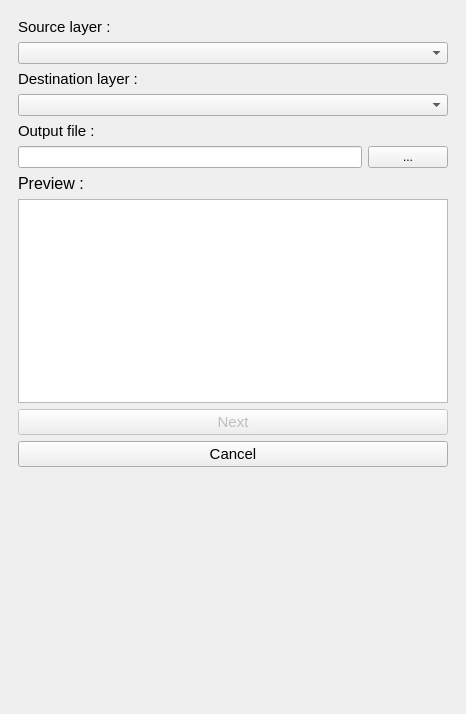
Old version of the form diagwayprojection/DiagwayProjection_dockwidget_base.ui in the repository StundFR/diagway.
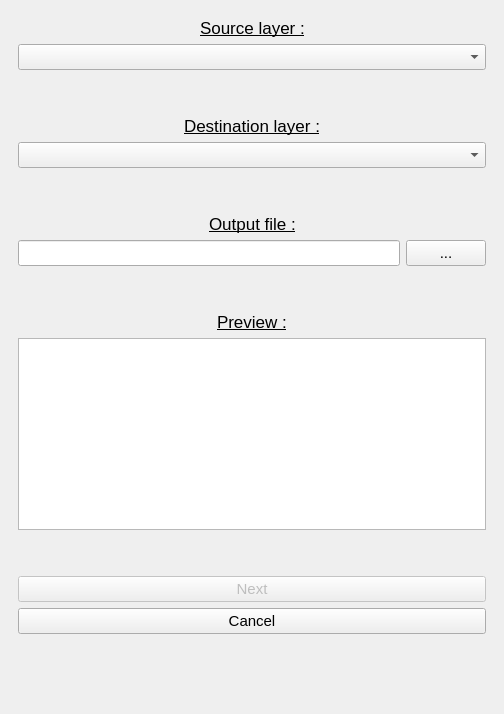
New version of the form. The open tabs and pages were chosen to show the change. Icons and pictures are not drawn. Custom widgets are drawn as their Qt base class.

Commit message: Espacement de l'interface

Patch:
```diff
--- a/diagwayprojection/DiagwayProjection_dockwidget_base.ui
+++ b/diagwayprojection/DiagwayProjection_dockwidget_base.ui
@@ -6,7 +6,7 @@
    <rect>
     <x>0</x>
     <y>0</y>
-    <width>466</width>
+    <width>504</width>
     <height>714</height>
    </rect>
   </property>
@@ -14,8 +14,8 @@
    <string>DiagwayProjection</string>
   </property>
   <widget class="QWidget" name="dockWidgetContents">
-   <layout class="QGridLayout" name="gridLayout">
-    <item row="0" column="0">
+   <layout class="QVBoxLayout" name="verticalLayout_3">
+    <item>
      <widget class="QStackedWidget" name="stackedWidget">
       <property name="maximumSize">
        <size>
@@ -349,14 +349,28 @@
        </layout>
       </widget>
       <widget class="QWidget" name="page_2_complete">
-       <layout class="QVBoxLayout" name="verticalLayout_9">
+       <layout class="QVBoxLayout" name="verticalLayout_4">
         <item>
          <layout class="QHBoxLayout" name="horizontalLayout_5">
+          <item>
+           <spacer name="horizontalSpacer_13">
+            <property name="orientation">
+             <enum>Qt::Horizontal</enum>
+            </property>
+            <property name="sizeHint" stdset="0">
+             <size>
+              <width>40</width>
+              <height>20</height>
+             </size>
+            </property>
+           </spacer>
+          </item>
           <item alignment="Qt::AlignLeft|Qt::AlignBottom">
            <widget class="QLabel" name="source_label_layers_complete">
             <property name="font">
              <font>
-              <pointsize>11</pointsize>
+              <pointsize>13</pointsize>
+              <underline>true</underline>
              </font>
             </property>
             <property name="text">
@@ -364,37 +378,67 @@
             </property>
            </widget>
           </item>
-          <item alignment="Qt::AlignRight|Qt::AlignBottom">
-           <widget class="QLabel" name="source_img_warning_complete">
-            <property name="maximumSize">
+          <item>
+           <spacer name="horizontalSpacer_14">
+            <property name="orientation">
+             <enum>Qt::Horizontal</enum>
+            </property>
+            <property name="sizeHint" stdset="0">
              <size>
-              <width>50</width>
-              <height>40</height>
+              <width>40</width>
+              <height>20</height>
              </size>
             </property>
-            <property name="text">
-             <string/>
-            </property>
-            <property name="pixmap">
-             <pixmap>img/warning.png</pixmap>
-            </property>
-            <property name="scaledContents">
-             <bool>true</bool>
-            </property>
-           </widget>
+           </spacer>
           </item>
          </layout>
         </item>
         <item>
-         <widget class="QgsMapLayerComboBox" name="source_comboBox_layers_complete"/>
+         <widget class="QgsMapLayerComboBox" name="source_comboBox_layers_complete">
+          <property name="font">
+           <font>
+            <pointsize>11</pointsize>
+           </font>
+          </property>
+         </widget>
+        </item>
+        <item>
+         <spacer name="verticalSpacer_11">
+          <property name="orientation">
+           <enum>Qt::Vertical</enum>
+          </property>
+          <property name="sizeType">
+           <enum>QSizePolicy::Minimum</enum>
+          </property>
+          <property name="sizeHint" stdset="0">
+           <size>
+            <width>20</width>
+            <height>40</height>
+           </size>
+          </property>
+         </spacer>
         </item>
         <item>
          <layout class="QHBoxLayout" name="horizontalLayout_6">
-          <item alignment="Qt::AlignLeft|Qt::AlignBottom">
+          <item>
+           <spacer name="horizontalSpacer_15">
+            <property name="orientation">
+             <enum>Qt::Horizontal</enum>
+            </property>
+            <property name="sizeHint" stdset="0">
+             <size>
+              <width>40</width>
+              <height>20</height>
+             </size>
+            </property>
+           </spacer>
+          </item>
+          <item>
            <widget class="QLabel" name="destination_label_layers_complete">
             <property name="font">
              <font>
-              <pointsize>11</pointsize>
+              <pointsize>13</pointsize>
+              <underline>true</underline>
              </font>
             </property>
             <property name="text">
@@ -402,49 +446,107 @@
             </property>
            </widget>
           </item>
-          <item alignment="Qt::AlignRight|Qt::AlignBottom">
-           <widget class="QLabel" name="destination_img_warning_complete">
-            <property name="maximumSize">
+          <item>
+           <spacer name="horizontalSpacer_16">
+            <property name="orientation">
+             <enum>Qt::Horizontal</enum>
+            </property>
+            <property name="sizeHint" stdset="0">
              <size>
-              <width>50</width>
-              <height>40</height>
+              <width>40</width>
+              <height>20</height>
              </size>
             </property>
-            <property name="text">
-             <string/>
-            </property>
-            <property name="pixmap">
-             <pixmap>img/warning.png</pixmap>
-            </property>
-            <property name="scaledContents">
-             <bool>true</bool>
-            </property>
-           </widget>
+           </spacer>
           </item>
          </layout>
         </item>
         <item>
-         <widget class="QgsMapLayerComboBox" name="destination_comboBox_layers_complete"/>
-        </item>
-        <item alignment="Qt::AlignLeft|Qt::AlignBottom">
-         <widget class="QLabel" name="label_file_complete">
+         <widget class="QgsMapLayerComboBox" name="destination_comboBox_layers_complete">
           <property name="font">
            <font>
             <pointsize>11</pointsize>
            </font>
           </property>
-          <property name="text">
-           <string>Output file :</string>
-          </property>
          </widget>
         </item>
+        <item>
+         <spacer name="verticalSpacer_12">
+          <property name="orientation">
+           <enum>Qt::Vertical</enum>
+          </property>
+          <property name="sizeType">
+           <enum>QSizePolicy::Minimum</enum>
+          </property>
+          <property name="sizeHint" stdset="0">
+           <size>
+            <width>20</width>
+            <height>40</height>
+           </size>
+          </property>
+         </spacer>
+        </item>
+        <item>
+         <layout class="QHBoxLayout" name="horizontalLayout_13">
+          <item>
+           <spacer name="horizontalSpacer_17">
+            <property name="orientation">
+             <enum>Qt::Horizontal</enum>
+            </property>
+            <property name="sizeHint" stdset="0">
+             <size>
+              <width>40</width>
+              <height>20</height>
+             </size>
+            </property>
+           </spacer>
+          </item>
+          <item>
+           <widget class="QLabel" name="label_file_complete">
+            <property name="font">
+             <font>
+              <pointsize>13</pointsize>
+              <underline>true</underline>
+             </font>
+            </property>
+            <property name="text">
+             <string>Output file :</string>
+            </property>
+           </widget>
+          </item>
+          <item>
+           <spacer name="horizontalSpacer_18">
+            <property name="orientation">
+             <enum>Qt::Horizontal</enum>
+            </property>
+            <property name="sizeHint" stdset="0">
+             <size>
+              <width>40</width>
+              <height>20</height>
+             </size>
+            </property>
+           </spacer>
+          </item>
+         </layout>
+        </item>
         <item>
          <layout class="QHBoxLayout" name="horizontalLayout_7">
           <item>
-           <widget class="QLineEdit" name="lineEdit_file_complete"/>
+           <widget class="QLineEdit" name="lineEdit_file_complete">
+            <property name="font">
+             <font>
+              <pointsize>11</pointsize>
+             </font>
+            </property>
+           </widget>
           </item>
           <item>
            <widget class="QPushButton" name="push_file_complete">
+            <property name="font">
+             <font>
+              <pointsize>11</pointsize>
+             </font>
+            </property>
             <property name="text">
              <string>...</string>
             </property>
@@ -453,12 +555,42 @@
          </layout>
         </item>
         <item>
-         <layout class="QVBoxLayout" name="verticalLayout_4">
-          <item alignment="Qt::AlignLeft|Qt::AlignBottom">
+         <spacer name="verticalSpacer_13">
+          <property name="orientation">
+           <enum>Qt::Vertical</enum>
+          </property>
+          <property name="sizeType">
+           <enum>QSizePolicy::Minimum</enum>
+          </property>
+          <property name="sizeHint" stdset="0">
+           <size>
+            <width>20</width>
+            <height>40</height>
+           </size>
+          </property>
+         </spacer>
+        </item>
+        <item>
+         <layout class="QHBoxLayout" name="horizontalLayout_14">
+          <item>
+           <spacer name="horizontalSpacer_19">
+            <property name="orientation">
+             <enum>Qt::Horizontal</enum>
+            </property>
+            <property name="sizeHint" stdset="0">
+             <size>
+              <width>40</width>
+              <height>20</height>
+             </size>
+            </property>
+           </spacer>
+          </item>
+          <item>
            <widget class="QLabel" name="label_preview">
             <property name="font">
              <font>
-              <pointsize>12</pointsize>
+              <pointsize>13</pointsize>
+              <underline>true</underline>
              </font>
             </property>
             <property name="text">
@@ -467,10 +599,45 @@
            </widget>
           </item>
           <item>
-           <widget class="QTextEdit" name="textEdit_preview"/>
+           <spacer name="horizontalSpacer_20">
+            <property name="orientation">
+             <enum>Qt::Horizontal</enum>
+            </property>
+            <property name="sizeHint" stdset="0">
+             <size>
+              <width>40</width>
+              <height>20</height>
+             </size>
+            </property>
+           </spacer>
           </item>
          </layout>
         </item>
+        <item>
+         <widget class="QTextEdit" name="textEdit_preview">
+          <property name="font">
+           <font>
+            <pointsize>11</pointsize>
+           </font>
+          </property>
+         </widget>
+        </item>
+        <item>
+         <spacer name="verticalSpacer_14">
+          <property name="orientation">
+           <enum>Qt::Vertical</enum>
+          </property>
+          <property name="sizeType">
+           <enum>QSizePolicy::Minimum</enum>
+          </property>
+          <property name="sizeHint" stdset="0">
+           <size>
+            <width>20</width>
+            <height>40</height>
+           </size>
+          </property>
+         </spacer>
+        </item>
         <item>
          <widget class="QPushButton" name="push_next_complete">
           <property name="enabled">
```
Left out of the diff: 487 changed lines with no effect on the pictures.
